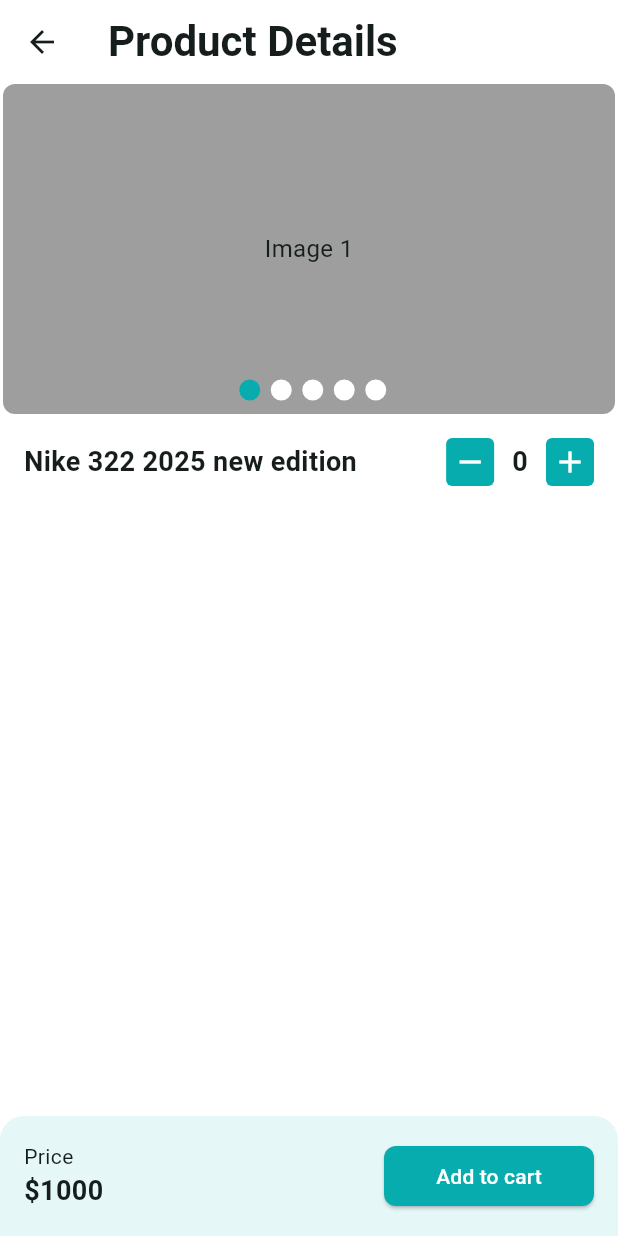
After one commit to MahfuzAhmed28/ecommerce, a Flutter app: the screen it shows after launch, item 4 of the bottom bar chosen, after a tap on "Nike NT76 - new shoe collection", on a phone screen of 412 x 824 dp. The commit adds this screen. Run offline on Flutter 3.47's test engine with Material 3 defaults, Android fonts, the phone set to English and light mode, and no system bars; drawn by our look-alikes of carousel_slider; our stand-ins replace firebase_core, firebase_crashlytics, flutter_svg, get, pin_code_fields; accounts and stored records are empty; generated files the repository leaves out were written again.

Commit message:
Product Details screen

```diff
--- a/lib/app/app_routes.dart
+++ b/lib/app/app_routes.dart
@@ -3,6 +3,8 @@ import 'package:ecommerce/features/auth/ui/screens/sign_up_screen.dart';
 import 'package:ecommerce/features/auth/ui/screens/splash_screen.dart';
 import 'package:ecommerce/features/auth/ui/screens/verify_otp_screen.dart';
 import 'package:ecommerce/features/common/ui/screens/main_bottom_nav_bar_screen.dart';
+import 'package:ecommerce/features/products/ui/screens/product_details_screen.dart';
+import 'package:ecommerce/features/products/ui/screens/product_list_screen.dart';
 import 'package:flutter/material.dart';
 
 class AppRoutes
@@ -25,6 +27,13 @@ class AppRoutes
     else if(settings.name==MainBottomNavBarScreen.name){
       route =const MainBottomNavBarScreen();
     }
+    else if(settings.name==ProductListScreen.name){
+      final String category=settings.arguments as String;
+      route= ProductListScreen(category: category);
+    }
+    else if(settings.name==ProductDetailsScreen.name){
+      route=const ProductDetailsScreen();
+    }
 
     return MaterialPageRoute(
       builder: (context) {
--- a/lib/features/common/ui/screens/main_bottom_nav_bar_screen.dart
+++ b/lib/features/common/ui/screens/main_bottom_nav_bar_screen.dart
@@ -2,6 +2,7 @@ import 'package:ecommerce/app/app.dart';
 import 'package:ecommerce/features/categories/ui/screens/category_list_screen.dart';
 import 'package:ecommerce/features/common/controllers/main_bottom_nav_bar_controller.dart';
 import 'package:ecommerce/features/home/ui/screens/home_screen.dart';
+import 'package:ecommerce/features/wishlist/ui/screens/wish_list_screen.dart';
 import 'package:flutter/material.dart';
 import 'package:get/get.dart';
 
@@ -20,7 +21,7 @@ class _MainBottomNavBarScreenState extends State<MainBottomNavBarScreen> {
     HomeScreen(),
     CategoryListScreen(),
     HomeScreen(),
-    HomeScreen(),
+    WishListScreen(),
   ];
 
   @override
--- a/lib/features/common/ui/widgets/category_item.dart
+++ b/lib/features/common/ui/widgets/category_item.dart
@@ -1,4 +1,5 @@
 import 'package:ecommerce/app/app_colors.dart';
+import 'package:ecommerce/features/products/ui/screens/product_list_screen.dart';
 import 'package:flutter/material.dart';
 
 class CategoryItem extends StatelessWidget {
@@ -8,7 +9,11 @@ class CategoryItem extends StatelessWidget {
 
   @override
   Widget build(BuildContext context) {
-    return Column(
+    return GestureDetector(
+      onTap: () {
+        Navigator.pushNamed(context, ProductListScreen.name, arguments: 'Electromics');
+      },
+      child: Column(
         children: [
           Card(
             margin: EdgeInsets.symmetric(horizontal: 8),
@@ -31,6 +36,7 @@ class CategoryItem extends StatelessWidget {
             ),
           )
         ],
+      ),
     );
   }
 }
--- /dev/null
+++ b/lib/features/common/ui/widgets/product_card.dart
@@ -0,0 +1,90 @@
+import 'package:ecommerce/app/app_colors.dart';
+import 'package:ecommerce/app/assets_path.dart';
+import 'package:ecommerce/features/products/ui/screens/product_details_screen.dart';
+import 'package:flutter/material.dart';
+
+class ProductCard extends StatelessWidget {
+  const ProductCard({
+    super.key,
+  });
+
+  @override
+  Widget build(BuildContext context) {
+    return GestureDetector(
+      onTap: () {
+        Navigator.pushNamed(context, ProductDetailsScreen.name);
+      },
+      child: Card(
+        color: Colors.white,
+        child: SizedBox(
+          width: 140,
+          child: Column(
+            children: [
+              Container(
+                height: 120,
+                width: 140,
+                decoration: BoxDecoration(
+                    color: AppColors.themeColor.withOpacity(0.15),
+                    borderRadius: BorderRadius.only(
+                      topLeft: Radius.circular(8),
+                      topRight: Radius.circular(8),
+                    ),
+                    image: DecorationImage(
+                      image: AssetImage(AssetsPath.dummyShoePng),
+                      fit: BoxFit.scaleDown,
+                    )
+                ),
+              ),
+              Padding(
+                padding: const EdgeInsets.all(8.0),
+                child: Column(
+                  children: [
+                    Text(
+                      'Nike NT76 - new shoe collection',
+                      maxLines: 1,
+                      style: TextStyle(
+                          overflow: TextOverflow.ellipsis,
+                          fontWeight: FontWeight.w600
+                      ),
+                    ),
+                    Row(
+                      mainAxisAlignment: MainAxisAlignment.spaceBetween,
+                      children: [
+                        Text('\$100',
+                          style: TextStyle(
+                            color: AppColors.themeColor,
+                            fontWeight: FontWeight.w600,
+                          ),
+                        ),
+                        Wrap(
+                          children: [
+                            Icon(Icons.star,size: 18,color: Colors.orange,),
+                            Text('3.4'),
+                          ],
+                        ),
+                        Card(
+                          color: AppColors.themeColor,
+                          shape: RoundedRectangleBorder(
+                              borderRadius: BorderRadius.circular(2)
+                          ),
+                          child: Padding(
+                            padding: const EdgeInsets.all(2.0),
+                            child: Icon(
+                              Icons.favorite_outline,
+                              size: 14,
+                              color: Colors.white,
+                            ),
+                          ),
+                        )
+                      ],
+                    ),
+                  ],
+                ),
+              ),
+            ],
+          ),
+        ),
+      ),
+    );
+  }
+}
--- a/lib/features/home/ui/screens/home_screen.dart
+++ b/lib/features/home/ui/screens/home_screen.dart
@@ -4,7 +4,7 @@ import 'package:ecommerce/app/assets_path.dart';
 import 'package:ecommerce/features/common/controllers/main_bottom_nav_bar_controller.dart';
 import 'package:ecommerce/features/home/ui/widgets/app_bar_action_button.dart';
 import 'package:ecommerce/features/common/ui/widgets/category_item.dart';
-import 'package:ecommerce/features/home/ui/widgets/product_card.dart';
+import 'package:ecommerce/features/common/ui/widgets/product_card.dart';
 import 'package:ecommerce/features/home/ui/widgets/section_header.dart';
 import 'package:flutter/material.dart';
 import 'package:flutter_svg/flutter_svg.dart';
--- a/lib/features/home/ui/widgets/product_card.dart
+++ /dev/null
@@ -1,84 +0,0 @@
-import 'package:ecommerce/app/app_colors.dart';
-import 'package:ecommerce/app/assets_path.dart';
-import 'package:flutter/material.dart';
-
-class ProductCard extends StatelessWidget {
-  const ProductCard({
-    super.key,
-  });
-
-  @override
-  Widget build(BuildContext context) {
-    return Card(
-      color: Colors.white,
-      child: SizedBox(
-        width: 140,
-        child: Column(
-          children: [
-            Container(
-              height: 120,
-              width: 140,
-              decoration: BoxDecoration(
-                  color: AppColors.themeColor.withOpacity(0.15),
-                  borderRadius: BorderRadius.only(
-                    topLeft: Radius.circular(8),
-                    topRight: Radius.circular(8),
-                  ),
-                  image: DecorationImage(
-                    image: AssetImage(AssetsPath.dummyShoePng),
-                    fit: BoxFit.scaleDown,
-                  )
-              ),
-            ),
-            Padding(
-              padding: const EdgeInsets.all(8.0),
-              child: Column(
-                children: [
-                  Text(
-                    'Nike NT76 - new shoe collection',
-                    maxLines: 1,
-                    style: TextStyle(
-                        overflow: TextOverflow.ellipsis,
-                        fontWeight: FontWeight.w600
-                    ),
-                  ),
-                  Row(
-                    mainAxisAlignment: MainAxisAlignment.spaceBetween,
-                    children: [
-                      Text('\$100',
-                        style: TextStyle(
-                          color: AppColors.themeColor,
-                          fontWeight: FontWeight.w600,
-                        ),
-                      ),
-                      Wrap(
-                        children: [
-                          Icon(Icons.star,size: 18,color: Colors.orange,),
-                          Text('3.4'),
-                        ],
-                      ),
-                      Card(
-                        color: AppColors.themeColor,
-                        shape: RoundedRectangleBorder(
-                            borderRadius: BorderRadius.circular(2)
-                        ),
-                        child: Padding(
-                          padding: const EdgeInsets.all(2.0),
-                          child: Icon(
-                            Icons.favorite_outline,
-                            size: 14,
-                            color: Colors.white,
-                          ),
-                        ),
-                      )
-                    ],
-                  ),
-                ],
-              ),
-            ),
-          ],
-        ),
-      ),
-    );
-  }
-}
--- /dev/null
+++ b/lib/features/products/ui/screens/product_details_screen.dart
@@ -0,0 +1,91 @@
+import 'package:ecommerce/app/app_colors.dart';
+import 'package:ecommerce/features/products/ui/widgets/increment_decrement_counter_widget.dart';
+import 'package:ecommerce/features/products/ui/widgets/product_image_carousel_slider.dart';
+import 'package:flutter/material.dart';
+
+class ProductDetailsScreen extends StatefulWidget {
+  const ProductDetailsScreen({super.key});
+
+  static const String name='/product-details';
+
+  @override
+  State<ProductDetailsScreen> createState() => _ProductDetailsScreenState();
+}
+
+class _ProductDetailsScreenState extends State<ProductDetailsScreen> {
+  @override
+  Widget build(BuildContext context) {
+    return Scaffold(
+      appBar: AppBar(
+        title: Text('Product Details'),
+      ),
+      body: Column(
+        children: [
+          Expanded(
+            child: Column(
+              children: [
+                ProductImageCarouselSlider(),
+                Padding(
+                  padding: const EdgeInsets.all(16.0),
+                  child: Column(
+                    children: [
+                      Row(
+                        children: [
+                          Expanded(
+                            child: Column(
+                              crossAxisAlignment: CrossAxisAlignment.start,
+                              children: [
+                                Text('Nike 322 2025 new edition',style: TextStyle(
+                                  fontSize: 18,
+                                  fontWeight: FontWeight.w600,
+                                ),),
+                              ],
+                            ),
+                          ),
+                          IncrementDecrementCounterWidget(
+                            onChange: (int value) {
+                              print(value);
+                            },
+                          ),
+                        ],
+                      ),
+                    ],
+                  ),
+                ),
+              ],
+            ),
+          ),
+          Container(
+            padding: EdgeInsets.all(16),
+            decoration: BoxDecoration(
+              color: AppColors.themeColor.withOpacity(0.1),
+              borderRadius: BorderRadius.only(
+                topRight: Radius.circular(16),
+                topLeft: Radius.circular(16),
+              )
+            ),
+            child: Row(
+              mainAxisAlignment: MainAxisAlignment.spaceBetween,
+              children: [
+                Column(
+                  crossAxisAlignment: CrossAxisAlignment.start,
+                  children: [
+                    Text('Price'),
+                    Text('\$1000',style: TextStyle(fontSize: 18,fontWeight: FontWeight.w600),)
+                  ],
+                ),
+                SizedBox(
+                  width: 140,
+                  child: ElevatedButton(
+                    onPressed: () {},
+                    child: Text('Add to cart'),
+                  ),
+                ),
+              ],
+            ),
+          )
+        ],
+      ),
+    );
+  }
+}
--- /dev/null
+++ b/lib/features/products/ui/screens/product_list_screen.dart
@@ -0,0 +1,35 @@
+import 'package:ecommerce/features/common/ui/widgets/product_card.dart';
+import 'package:flutter/material.dart';
+
+class ProductListScreen extends StatefulWidget {
+  const ProductListScreen({super.key, required this.category});
+
+  final String category;
+  static const String name='/products';
+
+  @override
+  State<ProductListScreen> createState() => _ProductListScreenState();
+}
+
+class _ProductListScreenState extends State<ProductListScreen> {
+  @override
+  Widget build(BuildContext context) {
+    return Scaffold(
+      appBar: AppBar(
+        title: Text(widget.category),
+      ),
+      body: Padding(
+        padding: const EdgeInsets.all(8.0),
+        child: GridView.builder(
+          gridDelegate: SliverGridDelegateWithFixedCrossAxisCount(
+              crossAxisCount: 3,
+          ),
+          itemCount: 10,
+          itemBuilder: (context, index){
+            return FittedBox(child: ProductCard());
+          },
+        ),
+      ),
+    );
+  }
+}
--- /dev/null
+++ b/lib/features/products/ui/widgets/increment_decrement_counter_widget.dart
@@ -0,0 +1,58 @@
+import 'package:ecommerce/app/app_colors.dart';
+import 'package:flutter/material.dart';
+
+class IncrementDecrementCounterWidget extends StatefulWidget {
+  const IncrementDecrementCounterWidget({super.key, required this.onChange});
+
+  final Function(int) onChange;
+
+  @override
+  State<IncrementDecrementCounterWidget> createState() => _IncrementDecrementCounterWidgetState();
+}
+
+class _IncrementDecrementCounterWidgetState extends State<IncrementDecrementCounterWidget> {
+  int count=0;
+  @override
+  Widget build(BuildContext context) {
+    return Wrap(
+      alignment: WrapAlignment.center,
+      crossAxisAlignment: WrapCrossAlignment.center,
+      spacing: 12,
+      children: [
+        GestureDetector(
+          onTap: () {
+            if(count<=1) return;
+            count--;
+            widget.onChange(count);
+            setState(() {});
+          },
+          child: Container(
+            padding: EdgeInsets.all(4),
+            child: Icon(Icons.remove,color: Colors.white,),
+            decoration: BoxDecoration(
+              color: AppColors.themeColor,
+              borderRadius: BorderRadius.circular(4)
+            ),
+          ),
+        ),
+        Text('$count',style: TextStyle(fontSize: 18,fontWeight: FontWeight.bold),),
+        GestureDetector(
+          onTap: () {
+          if(count>=20) return;
+            count++;
+            widget.onChange(count);
+            setState(() {});
+          },
+          child: Container(
+            padding: EdgeInsets.all(4),
+            child: Icon(Icons.add,color: Colors.white,),
+            decoration: BoxDecoration(
+                color: AppColors.themeColor,
+                borderRadius: BorderRadius.circular(4)
+            ),
+          ),
+        ),
+      ],
+    );
+  }
+}
--- /dev/null
+++ b/lib/features/products/ui/widgets/product_image_carousel_slider.dart
@@ -0,0 +1,75 @@
+import 'package:carousel_slider/carousel_slider.dart';
+import 'package:ecommerce/app/app_colors.dart';
+import 'package:flutter/material.dart';
+
+class ProductImageCarouselSlider extends StatefulWidget {
+  const ProductImageCarouselSlider({
+    super.key,
+  });
+
+  @override
+  State<ProductImageCarouselSlider> createState() => _ProductImageCarouselSliderState();
+}
+
+class _ProductImageCarouselSliderState extends State<ProductImageCarouselSlider> {
+  int _selectedSlider=0;
+  @override
+  Widget build(BuildContext context) {
+    return Stack(
+      children: [
+        CarouselSlider(
+          options: CarouselOptions(
+            height: 220.0,
+            viewportFraction: 1,
+            onPageChanged: (index,reason){
+              _selectedSlider=index;
+              setState(() {});
+            }
+          ),
+          items: [1,2,3,4,5].map((i) {
+            return Builder(
+              builder: (BuildContext context) {
+                return Container(
+                    width: MediaQuery.of(context).size.width,
+                    margin: EdgeInsets.symmetric(horizontal: 2.0),
+                    decoration: BoxDecoration(
+                      color: Colors.grey,
+                      borderRadius: BorderRadius.circular(8),
+                    ),
+                    child: Center(
+                      child: Text(
+                        'Image $i',
+                        style: TextStyle(fontSize: 16.0),
+                      ),
+                    )
+                );
+              },
+            );
+          }).toList(),
+        ),
+        Positioned(
+          bottom: 8,
+          left: 0,
+          right: 0,
+          child: Row(
+            mainAxisAlignment: MainAxisAlignment.center,
+            children: [
+              for(int i=0;i<5;i++)
+                Container(
+                  width: 16,
+                  height: 16,
+                  margin: EdgeInsets.only(left: 5),
+                  decoration: BoxDecoration(
+                    borderRadius: BorderRadius.circular(20),
+                    border: Border.all(color: Colors.grey),
+                    color: _selectedSlider==i ? AppColors.themeColor : Colors.white,
+                  ),
+                )
+            ],
+          ),
+        )
+
+      ],
+    );
+  }
+}
--- /dev/null
+++ b/lib/features/wishlist/ui/screens/wish_list_screen.dart
@@ -0,0 +1,28 @@
+import 'package:ecommerce/features/common/ui/widgets/product_card.dart';
+import 'package:flutter/material.dart';
+
+class WishListScreen extends StatelessWidget {
+  const WishListScreen({super.key});
+
+
+  @override
+  Widget build(BuildContext context) {
+    return Scaffold(
+      appBar: AppBar(
+        title: Text('WishList'),
+      ),
+      body: Padding(
+        padding: const EdgeInsets.all(8.0),
+        child: GridView.builder(
+          gridDelegate: SliverGridDelegateWithFixedCrossAxisCount(
+              crossAxisCount: 3,
+          ),
+          itemCount: 10,
+          itemBuilder: (context, index){
+            return FittedBox(child: ProductCard());
+          },
+        ),
+      ),
+    );
+  }
+}
```
Lines whose indentation alone changed are shown as unchanged.
